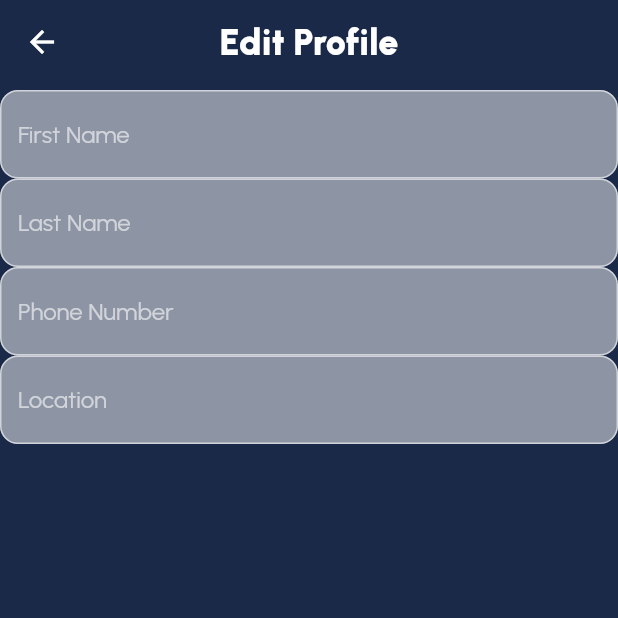
After one commit to HumaCode/Course-App-Flutter-, a Flutter app: the EditProfilePage screen opened by its route, on a phone screen of 412 x 824 dp, the top half of it. The commit adds this screen. Run offline on Flutter 3.47's test engine with Material 2 defaults, Android fonts, the phone set to English and light mode, and no system bars; our stand-ins replace flutter_svg; project files that could hold a hidden picture were left out.

Commit message:
membuat halaman edit profile

```diff
--- /dev/null
+++ b/lib/components/app_textfield.dart
@@ -0,0 +1,23 @@
+import 'package:flutter/material.dart';
+
+class AppTextField extends StatelessWidget {
+  const AppTextField({super.key, required this.hint});
+
+  final String hint;
+
+  @override
+  Widget build(BuildContext context) {
+    return TextField(
+      decoration: InputDecoration(
+        hintText: hint,
+        border: const OutlineInputBorder(
+          borderRadius: BorderRadius.all(
+            Radius.circular(12),
+          ),
+        ),
+        filled: true,
+        fillColor: Colors.white.withOpacity(0.5),
+      ),
+    );
+  }
+}
--- a/lib/main.dart
+++ b/lib/main.dart
@@ -1,3 +1,4 @@
+import 'package:course_app_flutter/pages/edit_profile_page.dart';
 import 'package:course_app_flutter/pages/home_page.dart';
 import 'package:course_app_flutter/pages/login_page.dart';
 import 'package:course_app_flutter/pages/main_page.dart';
@@ -25,6 +26,7 @@ class MyApp extends StatelessWidget {
         '/': (context) => const LoginPage(),
         '/home': (context) => HomePage(),
         '/main': (context) => const MainPage(),
+        '/edit_profile': (context) => const EditProfilePage(),
       },
     );
   }
--- /dev/null
+++ b/lib/pages/edit_profile_page.dart
@@ -0,0 +1,22 @@
+import 'package:course_app_flutter/components/app_textfield.dart';
+import 'package:course_app_flutter/components/toolbar.dart';
+import 'package:flutter/material.dart';
+
+class EditProfilePage extends StatelessWidget {
+  const EditProfilePage({super.key});
+
+  @override
+  Widget build(BuildContext context) {
+    return Scaffold(
+      appBar: const Toolbar(title: 'Edit Profile'),
+      body: Column(
+        children: const [
+          AppTextField(hint: 'First Name'),
+          AppTextField(hint: 'Last Name'),
+          AppTextField(hint: 'Phone Number'),
+          AppTextField(hint: 'Location'),
+        ],
+      ),
+    );
+  }
+}
--- a/lib/pages/profile_page.dart
+++ b/lib/pages/profile_page.dart
@@ -19,7 +19,7 @@ class ProfilePage extends StatelessWidget {
           PopupMenuButton<ProfileMenu>(onSelected: (value) {
             switch (value) {
               case ProfileMenu.edit:
-                print('edit');
+                Navigator.of(context).pushNamed('/edit_profile');
                 break;
               case ProfileMenu.logout:
                 print('logout');
```
